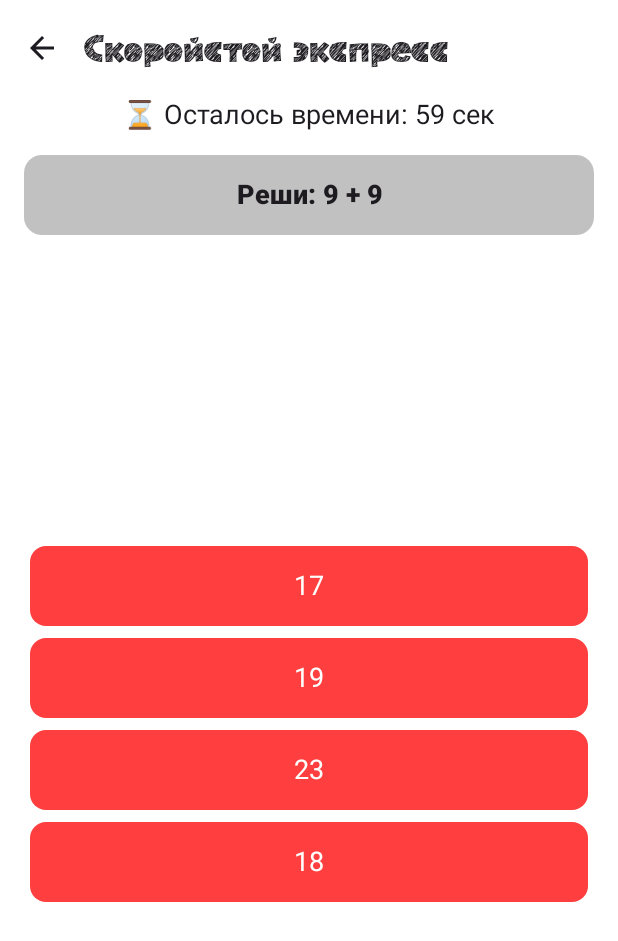
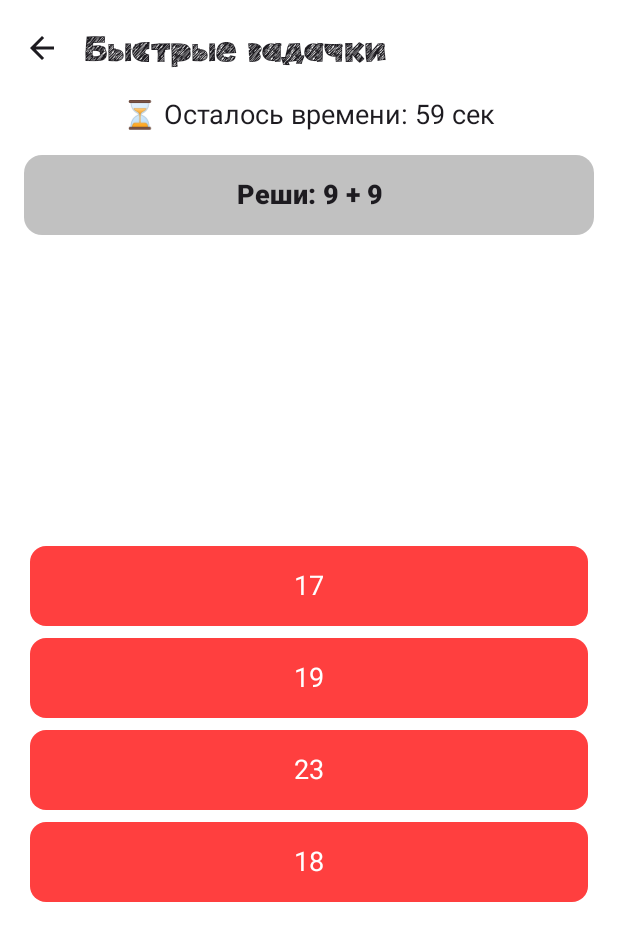
Before and after one commit to Egor228000/DiplomV2, an Android app built with Jetpack Compose: the screen it shows after launch (MainActivity), after a tap on "Быстрые задачки", on a phone screen of 412 x 824 dp. Shown: the top 941 px of the screen. Run offline under Robolectric (Android 15) with nearby library versions, the phone set to English and light mode, and no system bars; our stand-ins replace Room's generated code.

Commit message:
fix title

```diff
--- a/app/src/main/java/com/example/diplomv2/MainActivity.kt
+++ b/app/src/main/java/com/example/diplomv2/MainActivity.kt
@@ -129,9 +129,9 @@ class MainActivity : ComponentActivity() {
                                 when (currentRoute) {
                                     Screens.Welcome.route -> "Првиетсвую тебя"
                                     Screens.Main.route -> "Главная"
-                                    Screens.MathRails.route -> "Математические рельсы"
-                                    Screens.ExpressChallenge.route -> "Скоройстой экспресс"
-                                    Screens.GeometryStation.route -> "Геометрическая станция"
+                                    Screens.MathRails.route -> "Математическая игра"
+                                    Screens.ExpressChallenge.route -> "Быстрые задачки"
+                                    Screens.GeometryStation.route -> "Фигурки и формы"
                                     Screens.Game.route -> "Задачки"
                                     Screens.Learning.route -> "Обучайка"
                                     Screens.LearnAddition.route -> "Сложение"
```
